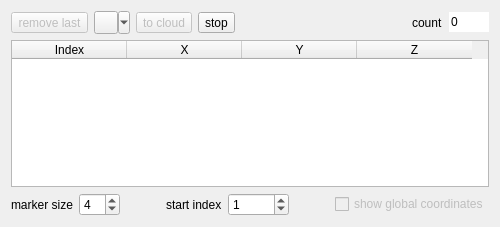
This is qCC/ui_templates/pointListPickingDlg.ui in CloudCompare/CloudCompare as Qt 5 draws it before an edit. The edited form follows.
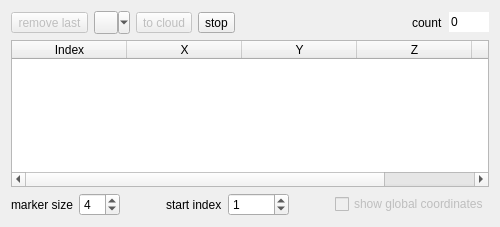
This is the edited form. Icons and pictures are not drawn.

```diff
--- a/qCC/ui_templates/pointListPickingDlg.ui
+++ b/qCC/ui_templates/pointListPickingDlg.ui
@@ -183,6 +183,11 @@
        <string notr="true">Z</string>
       </property>
      </column>
+     <column>
+      <property name="text">
+       <string>Source ID</string>
+      </property>
+     </column>
     </widget>
    </item>
    <item>
```
